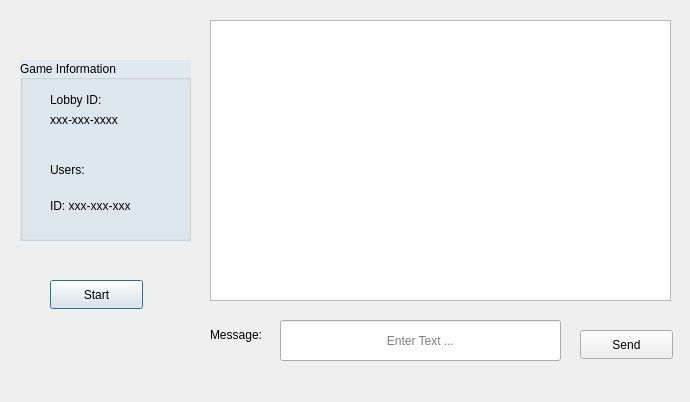
Qt form Game/chatlobbywindow.ui (Ahmed1262005/Qt-Game-Multiplayer-RocketShooting) before a commit.
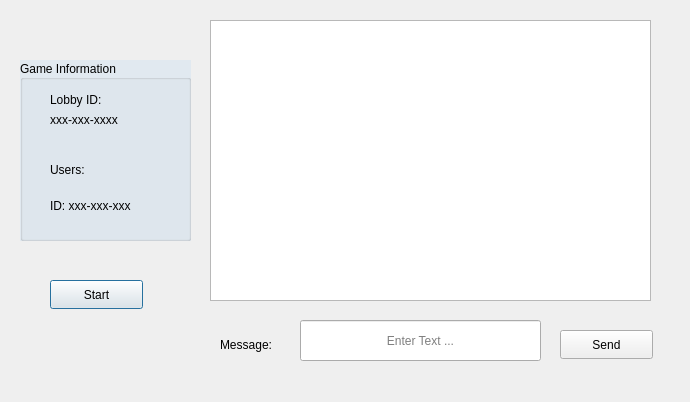
The same form after that commit.

Commit message:
Revert "fixed crack, put slots for ui, added stars in startmenu, etc"
This reverts commit cb326c17bd5ae848eee642c6d31ffec2da596de1.

# Conflicts:
#	Game/Game.pro.user
#	Game/chatlobbywindow.cpp
#	Game/chatlobbywindow.h
#	Game/startmenu.cpp

```diff
--- a/Game/chatlobbywindow.ui
+++ b/Game/chatlobbywindow.ui
@@ -138,9 +138,9 @@
   <widget class="QLineEdit" name="lineEdit">
    <property name="geometry">
     <rect>
-     <x>280</x>
+     <x>300</x>
      <y>320</y>
-     <width>281</width>
+     <width>241</width>
      <height>41</height>
     </rect>
    </property>
@@ -199,7 +199,7 @@
   <widget class="QPushButton" name="pushButtonSendMessage">
    <property name="geometry">
     <rect>
-     <x>580</x>
+     <x>560</x>
      <y>330</y>
      <width>93</width>
      <height>29</height>
@@ -212,8 +212,8 @@
   <widget class="QLabel" name="label_3">
    <property name="geometry">
     <rect>
-     <x>210</x>
-     <y>320</y>
+     <x>220</x>
+     <y>330</y>
      <width>71</width>
      <height>31</height>
     </rect>
@@ -227,7 +227,7 @@
     <rect>
      <x>210</x>
      <y>20</y>
-     <width>461</width>
+     <width>441</width>
      <height>281</height>
     </rect>
    </property>
```
Left out of the diff: 4 changed lines with no effect on the pictures. The commit also changes 6 other files.
